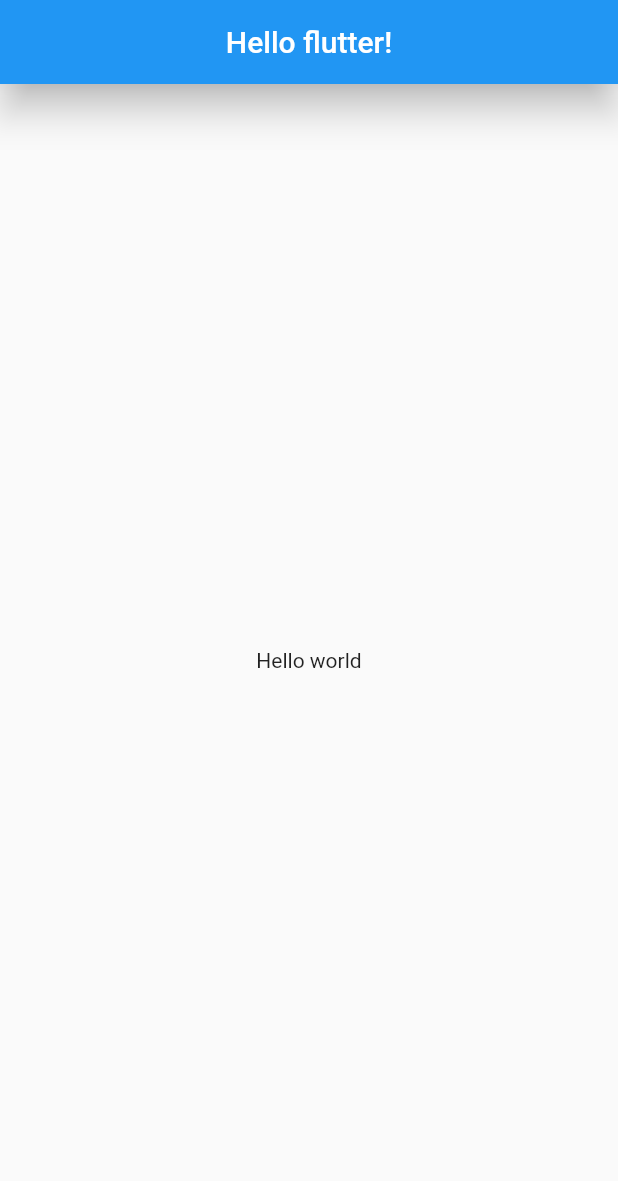
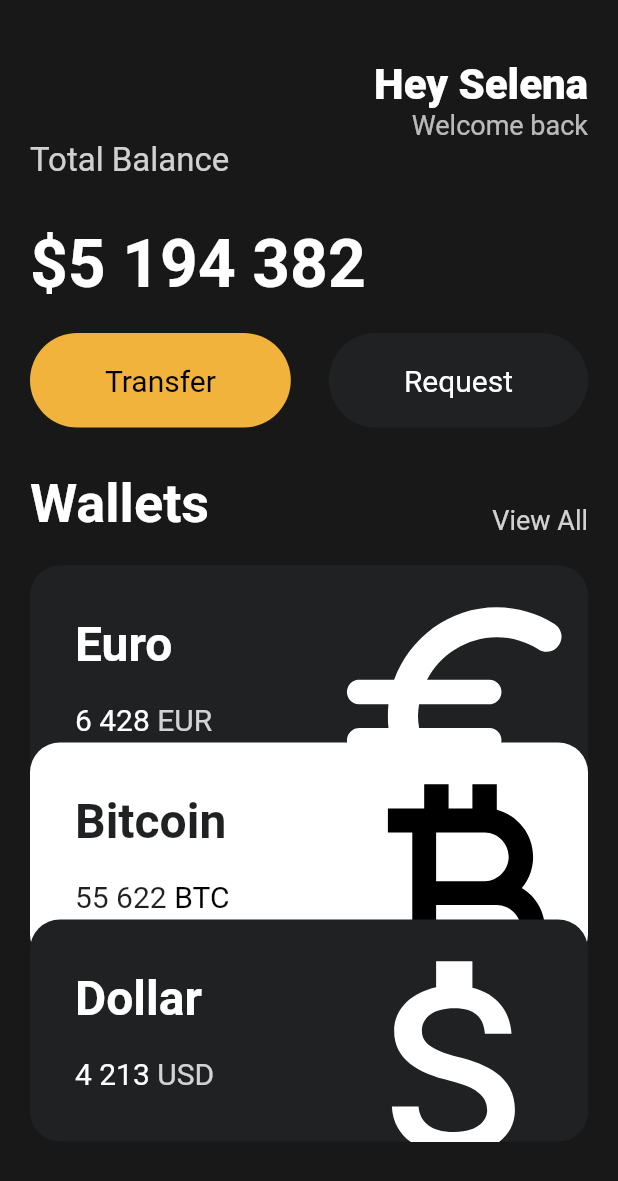
Before and after one commit to Dongkyung/Flutter_tooflix, a Flutter app: the screen it shows after launch, on a phone screen of 412 x 824 dp. Shown: the top 1181 px of the screen. Run offline on Flutter 3.47's test engine with Material 2 defaults, Android fonts, the phone set to English and light mode, and no system bars.

Commit message:
지갑앱 디자인 완성

```diff
--- a/lib/main.dart
+++ b/lib/main.dart
@@ -1,21 +1,151 @@
 import 'package:flutter/material.dart';
+import 'package:toonflix/widgets/button.dart';
+import 'package:toonflix/widgets/currency_card.dart';
 
 void main() {
-  runApp(App());
+  runApp(const App());
 }
 
 class App extends StatelessWidget {
+  const App({super.key});
+
   @override
   Widget build(BuildContext context) {
     return MaterialApp(
       home: Scaffold(
-        appBar: AppBar(
-          centerTitle: true,
-          elevation: 10,
-          title: Text('Hello flutter!'),
-        ),
-        body: Center(
-          child: Text("Hello world"),
+        backgroundColor: const Color(0xFF181818),
+        body: SingleChildScrollView(
+          child: Padding(
+            padding: const EdgeInsets.symmetric(
+              horizontal: 20,
+            ),
+            child: Column(
+              crossAxisAlignment: CrossAxisAlignment.start,
+              children: [
+                const SizedBox(
+                  height: 40,
+                ),
+                Row(
+                  mainAxisAlignment: MainAxisAlignment.end,
+                  children: [
+                    Column(
+                      crossAxisAlignment: CrossAxisAlignment.end,
+                      children: [
+                        const Text(
+                          "Hey Selena",
+                          style: TextStyle(
+                            color: Colors.white,
+                            fontSize: 28,
+                            fontWeight: FontWeight.w800,
+                          ),
+                        ),
+                        Text(
+                          "Welcome back",
+                          style: TextStyle(
+                            color: Colors.white.withOpacity(0.7),
+                            fontSize: 18,
+                          ),
+                        ),
+                      ],
+                    )
+                  ],
+                ),
+                Column(
+                  crossAxisAlignment: CrossAxisAlignment.start,
+                  children: [
+                    Text('Total Balance',
+                        style: TextStyle(
+                          color: Colors.white.withOpacity(0.8),
+                          fontSize: 22,
+                        )),
+                    const SizedBox(
+                      height: 30,
+                    ),
+                    const Text('\$5 194 382',
+                        style: TextStyle(
+                            color: Colors.white,
+                            fontSize: 44,
+                            fontWeight: FontWeight.w600)),
+                    const SizedBox(
+                      height: 20,
+                    ),
+                    const Row(
+                      mainAxisAlignment: MainAxisAlignment.spaceBetween,
+                      children: [
+                        Button(
+                          text: 'Transfer',
+                          bgColor: Color(0xFFF1B33B),
+                          textColor: Colors.black,
+                        ),
+                        Button(
+                          text: 'Request',
+                          bgColor: Color(0xFF1F2123),
+                          textColor: Colors.white,
+                        ),
+                      ],
+                    ),
+                    const SizedBox(
+                      height: 30,
+                    ),
+                    Row(
+                      mainAxisAlignment: MainAxisAlignment.spaceBetween,
+                      crossAxisAlignment: CrossAxisAlignment.end,
+                      children: [
+                        const Text(
+                          'Wallets',
+                          style: TextStyle(
+                              color: Colors.white,
+                              fontSize: 36,
+                              fontWeight: FontWeight.w600),
+                        ),
+                        Text(
+                          'View All',
+                          style: TextStyle(
+                            color: Colors.white.withOpacity(0.8),
+                            fontSize: 18,
+                          ),
+                        ),
+                      ],
+                    ),
+                    Column(
+                      children: [
+                        const SizedBox(
+                          height: 20,
+                        ),
+                        CurrencyCard(
+                          name: 'Euro',
+                          code: 'EUR',
+                          amount: '6 428',
+                          icon: Icons.euro_rounded,
+                          isInverted: false,
+                          offsetX: 0,
+                          offsetY: 0,
+                        ),
+                        CurrencyCard(
+                          name: 'Bitcoin',
+                          code: 'BTC',
+                          amount: '55 622',
+                          icon: Icons.currency_bitcoin,
+                          isInverted: true,
+                          offsetX: 0,
+                          offsetY: -3,
+                        ),
+                        CurrencyCard(
+                          name: 'Dollar',
+                          code: 'USD',
+                          amount: '4 213',
+                          icon: Icons.attach_money_outlined,
+                          isInverted: false,
+                          offsetX: 0,
+                          offsetY: -6,
+                        ),
+                      ],
+                    ),
+                  ],
+                ),
+              ],
+            ),
+          ),
         ),
       ),
     );
--- /dev/null
+++ b/lib/widgets/button.dart
@@ -0,0 +1,35 @@
+import 'package:flutter/material.dart';
+
+class Button extends StatelessWidget {
+  final String text;
+  final Color bgColor;
+  final Color textColor;
+
+  const Button({
+    super.key,
+    required this.text,
+    required this.bgColor,
+    required this.textColor,
+  });
+
+  @override
+  Widget build(BuildContext context) {
+    return Container(
+      decoration: BoxDecoration(
+          color: bgColor, borderRadius: BorderRadius.circular(45)),
+      child: Padding(
+        padding: const EdgeInsets.symmetric(
+          horizontal: 50,
+          vertical: 20,
+        ),
+        child: Text(
+          text,
+          style: TextStyle(
+            color: textColor,
+            fontSize: 20,
+          ),
+        ),
+      ),
+    );
+  }
+}
--- /dev/null
+++ b/lib/widgets/currency_card.dart
@@ -0,0 +1,88 @@
+import 'package:flutter/material.dart';
+
+class CurrencyCard extends StatelessWidget {
+  final String name, code, amount;
+  final IconData icon;
+  final bool isInverted;
+  final _blackColor = const Color(0xFF1F2123);
+  late Offset offset;
+
+  CurrencyCard({
+    super.key,
+    required this.name,
+    required this.code,
+    required this.amount,
+    required this.icon,
+    required this.isInverted,
+    required double offsetX,
+    required double offsetY,
+  }) : offset = Offset(offsetX * 10, offsetY * 10);
+  // Offset(double.parse(offsetX * 10), double.parse(offsetY * 10));
+  @override
+  Widget build(BuildContext context) {
+    return Transform.translate(
+      offset: offset,
+      child: Container(
+        clipBehavior: Clip.hardEdge,
+        decoration: BoxDecoration(
+          color: isInverted ? Colors.white : _blackColor,
+          borderRadius: BorderRadius.circular(20),
+        ),
+        child: Padding(
+          padding: const EdgeInsets.all(30),
+          child: Row(
+            mainAxisAlignment: MainAxisAlignment.spaceBetween,
+            children: [
+              Column(
+                crossAxisAlignment: CrossAxisAlignment.start,
+                children: [
+                  Text(
+                    name,
+                    style: TextStyle(
+                      color: isInverted ? _blackColor : Colors.white,
+                      fontSize: 32,
+                      fontWeight: FontWeight.w600,
+                    ),
+                  ),
+                  const SizedBox(
+                    height: 20,
+                  ),
+                  Row(
+                    children: [
+                      Text(amount,
+                          style: TextStyle(
+                            color: isInverted ? _blackColor : Colors.white,
+                            fontSize: 20,
+                          )),
+                      const SizedBox(
+                        width: 5,
+                      ),
+                      Text(code,
+                          style: TextStyle(
+                            color: isInverted
+                                ? Colors.black
+                                : Colors.white.withOpacity(0.8),
+                            fontSize: 20,
+                          ))
+                    ],
+                  )
+                ],
+              ),
+              Transform.scale(
+                scale: 2.2,
+                child: Transform.translate(
+                  offset: const Offset(-5, 12),
+                  child: Icon(
+                    icon,
+                    color: isInverted ? Colors.black : Colors.white,
+                    size: 88,
+                  ),
+                ),
+              )
+            ],
+          ),
+        ),
+      ),
+    );
+  }
+}
```
Also changed, not shown: 1 other file.
